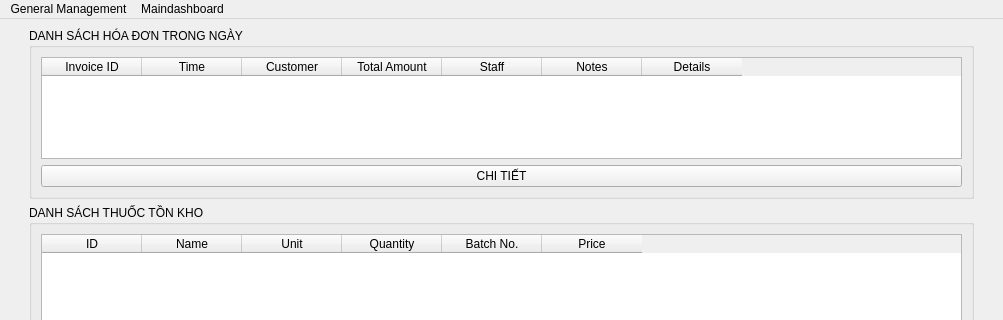
The window that ui/main.ui (thanhtranarch/HUST_PROJECT-I) describes before a commit, drawn with Qt 5; both pictures show x 0 to 1003 and y 0 to 320 of the 1003 by 672 pixel window.
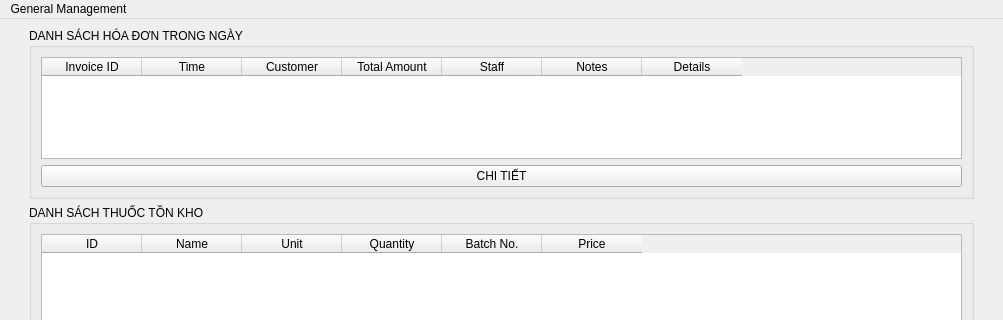
The same window after the commit.

Diff of the .ui file:
```diff
--- a/ui/main.ui
+++ b/ui/main.ui
@@ -342,7 +342,7 @@
    </property>
    <widget class="QMenu" name="menuMaindashboard">
     <property name="title">
-     <string>Maindashboard</string>
+     <string> </string>
     </property>
    </widget>
    <widget class="QMenu" name="menuGeneral_Management">
```
Left out of the diff: 2 changed lines with no effect on the pictures.
